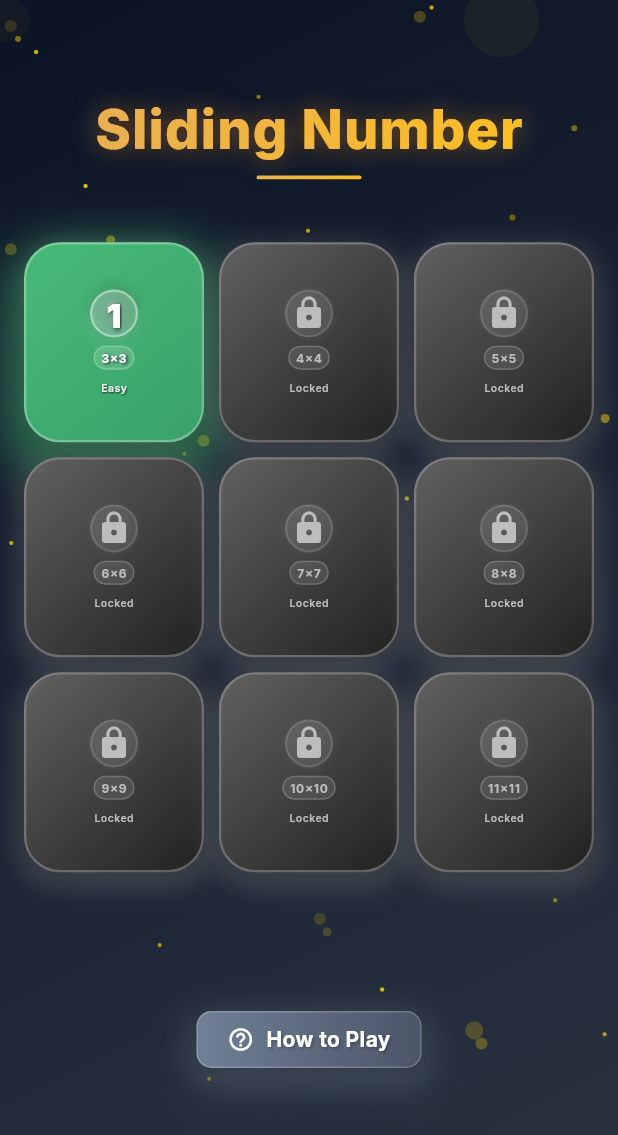
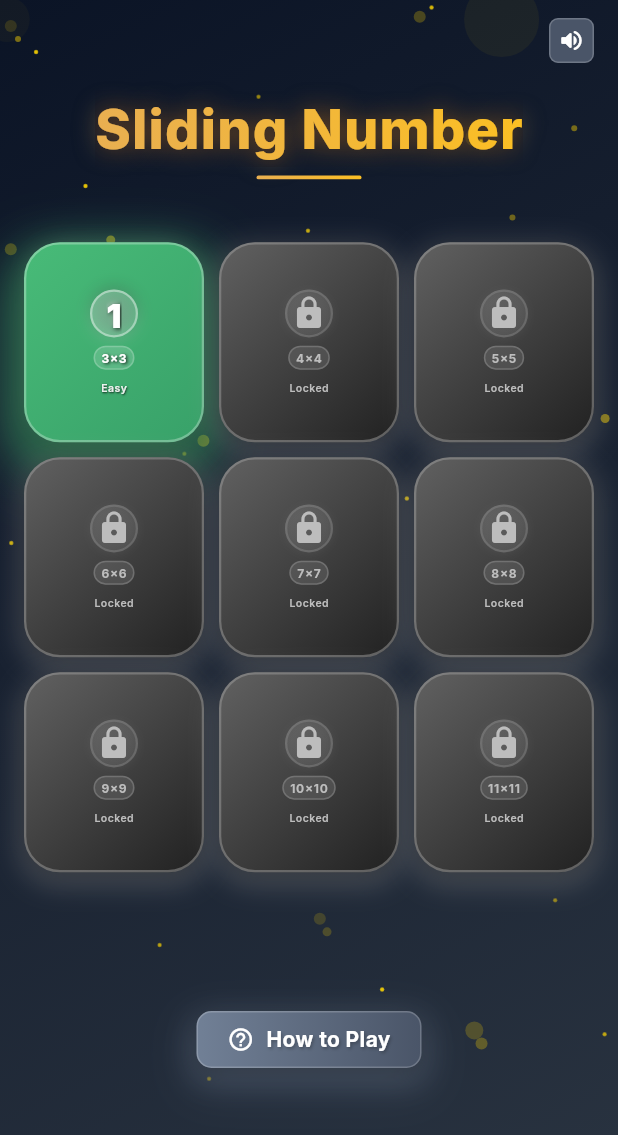
Before and after one commit to AgendeasSolution/sliding-number, a Flutter app: the screen it shows after launch, on a phone screen of 412 x 824 dp. Shown: the top 1135 px of the screen. Run offline on Flutter 3.47's test engine with Material 3 defaults, Android fonts, the phone set to English and light mode, and no system bars; our stand-ins replace audioplayers, google_fonts, google_mobile_ads, shared_preferences; network calls fail.

Commit message:
Add sound toggle functionality to home page
Integrated a sound toggle button in the top-right corner of the home page for user control over audio settings. Updated the AudioService to manage sound state persistence using SharedPreferences, allowing sound preferences to be saved and loaded across sessions. This enhances user experience by providing customizable audio options.

```diff
--- a/lib/pages/home_page.dart
+++ b/lib/pages/home_page.dart
@@ -11,6 +11,7 @@ import '../widgets/modal_header.dart';
 import '../widgets/modal_footer.dart';
 import '../widgets/instruction_item.dart';
 import '../widgets/ad_banner.dart';
+import '../widgets/sound_toggle_button.dart';
 import '../services/level_progression_service.dart';
 import '../services/audio_service.dart';
 import 'game_page.dart';
@@ -134,6 +135,32 @@ class _HomePageState extends State<HomePage> with TickerProviderStateMixin {
                   children: [
                     // Animated background particles
                     _buildAnimatedBackground(),
+                    // Sound toggle button in top-right corner
+                    Positioned(
+                      top: _getResponsiveValue(context,
+                        smallMobile: 8.0,
+                        mobile: 12.0,
+                        largeMobile: 16.0,
+                        tablet: 20.0,
+                        desktop: 24.0,
+                      ),
+                      right: _getResponsiveValue(context,
+                        smallMobile: 12.0,
+                        mobile: 16.0,
+                        largeMobile: 20.0,
+                        tablet: 24.0,
+                        desktop: 32.0,
+                      ),
+                      child: SoundToggleButton(
+                        size: _getResponsiveValue(context,
+                          smallMobile: 28.0,
+                          mobile: 30.0,
+                          largeMobile: 32.0,
+                          tablet: 34.0,
+                          desktop: 36.0,
+                        ),
+                      ),
+                    ),
                     // Main content
                     Padding(
                       padding: EdgeInsets.symmetric(
--- /dev/null
+++ b/lib/widgets/sound_toggle_button.dart
@@ -0,0 +1,60 @@
+import 'package:flutter/material.dart';
+import '../constants/app_colors.dart';
+import '../services/audio_service.dart';
+
+class SoundToggleButton extends StatefulWidget {
+  final double size;
+  final EdgeInsets? padding;
+
+  const SoundToggleButton({
+    super.key,
+    this.size = 32.0,
+    this.padding,
+  });
+
+  @override
+  State<SoundToggleButton> createState() => _SoundToggleButtonState();
+}
+
+class _SoundToggleButtonState extends State<SoundToggleButton> {
+
+  @override
+  Widget build(BuildContext context) {
+    return StreamBuilder<bool>(
+      stream: Stream.periodic(const Duration(milliseconds: 100))
+          .map((_) => AudioService.instance.isSoundEnabled),
+      builder: (context, snapshot) {
+        final isSoundEnabled = snapshot.data ?? AudioService.instance.isSoundEnabled;
+        return GestureDetector(
+          onTap: _toggleSound,
+          child: Container(
+            width: widget.size,
+            height: widget.size,
+            padding: widget.padding ?? const EdgeInsets.all(4.0),
+            decoration: BoxDecoration(
+              color: AppColors.neutralDark,
+              borderRadius: BorderRadius.circular(6.0),
+              border: Border.all(
+                color: Colors.white.withValues(alpha: 0.2),
+                width: 1.0,
+              ),
+            ),
+            child: Icon(
+              isSoundEnabled
+                  ? Icons.volume_up_rounded
+                  : Icons.volume_off_rounded,
+              color: Colors.white,
+              size: widget.size * 0.6,
+            ),
+          ),
+        );
+      },
+    );
+  }
+
+  void _toggleSound() async {
+    await AudioService.instance.toggleSound();
+    // Trigger rebuild to update the icon
+    setState(() {});
+  }
+}
--- a/lib/widgets/widgets.dart
+++ b/lib/widgets/widgets.dart
@@ -7,4 +7,5 @@ export 'instruction_item.dart';
 export 'modal_container.dart';
 export 'modal_footer.dart';
 export 'modal_header.dart';
+export 'sound_toggle_button.dart';
 export 'stat_item.dart';
```
Also changed, not shown: lib/services/audio_service.dart (+28 -2 lines).
